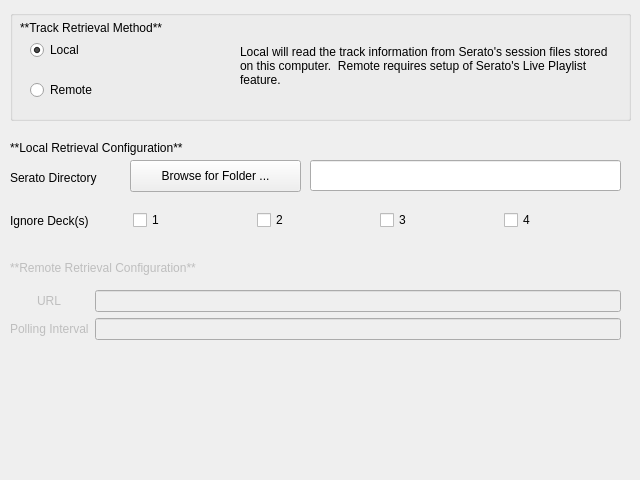
First picture: the form in nowplaying/resources/inputs_serato_connection_ui.ui, repository whatsnowplaying/whats-now-playing, before the edit.
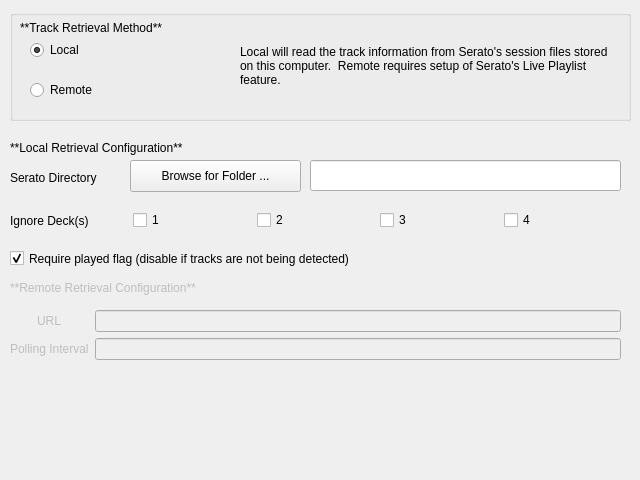
Second picture: the form after the edit.

Commit message: Add support to optionally disable Serato played

Diff of the .ui file:
```diff
--- a/nowplaying/resources/inputs_serato_connection_ui.ui
+++ b/nowplaying/resources/inputs_serato_connection_ui.ui
@@ -192,6 +192,22 @@
     </item>
    </layout>
   </widget>
+  <widget class="QCheckBox" name="require_played_checkbox">
+   <property name="geometry">
+    <rect>
+     <x>10</x>
+     <y>248</y>
+     <width>611</width>
+     <height>21</height>
+    </rect>
+   </property>
+   <property name="text">
+    <string>Require played flag (disable if tracks are not being detected)</string>
+   </property>
+   <property name="checked">
+    <bool>true</bool>
+   </property>
+  </widget>
   <widget class="QLabel" name="remoteconfig_label">
    <property name="enabled">
     <bool>false</bool>
@@ -199,7 +215,7 @@
    <property name="geometry">
     <rect>
      <x>10</x>
-     <y>260</y>
+     <y>280</y>
      <width>311</width>
      <height>16</height>
     </rect>
@@ -215,7 +231,7 @@
    <property name="geometry">
     <rect>
      <x>10</x>
-     <y>290</y>
+     <y>310</y>
      <width>611</width>
      <height>80</height>
     </rect>
```
Left out of the diff: 16 changed lines with no effect on the pictures. The commit also changes 5 other files.
